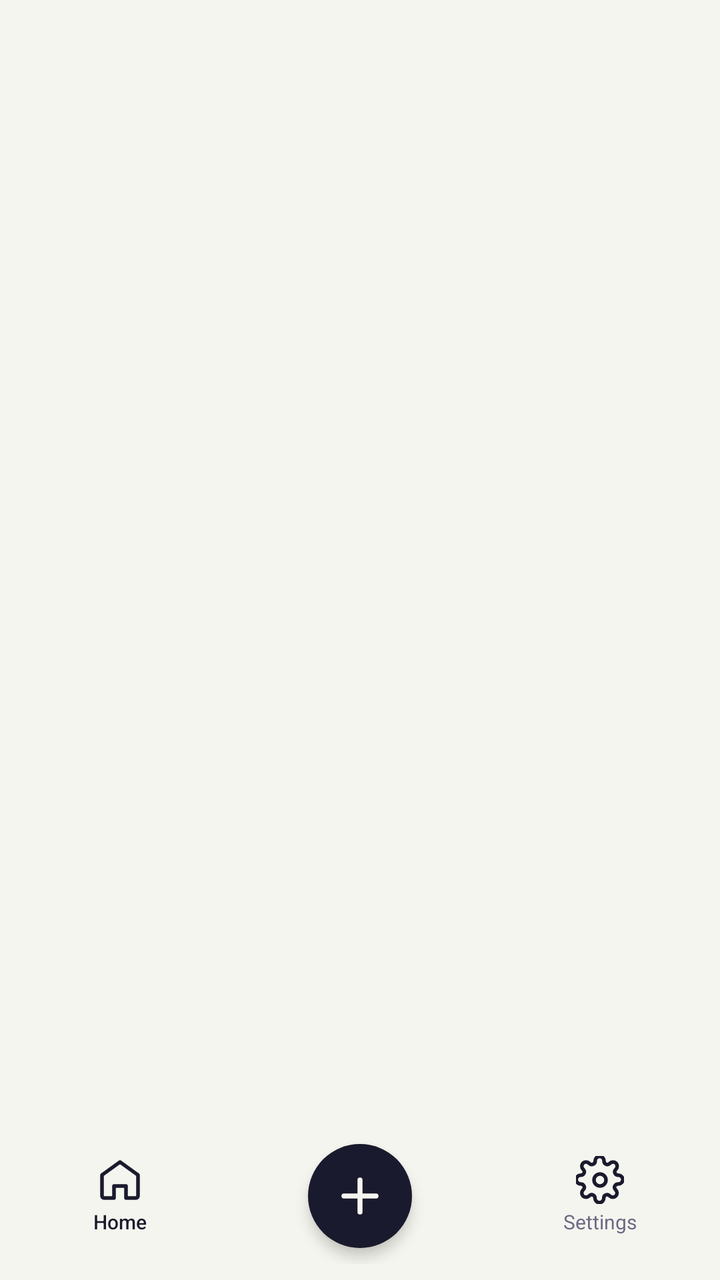
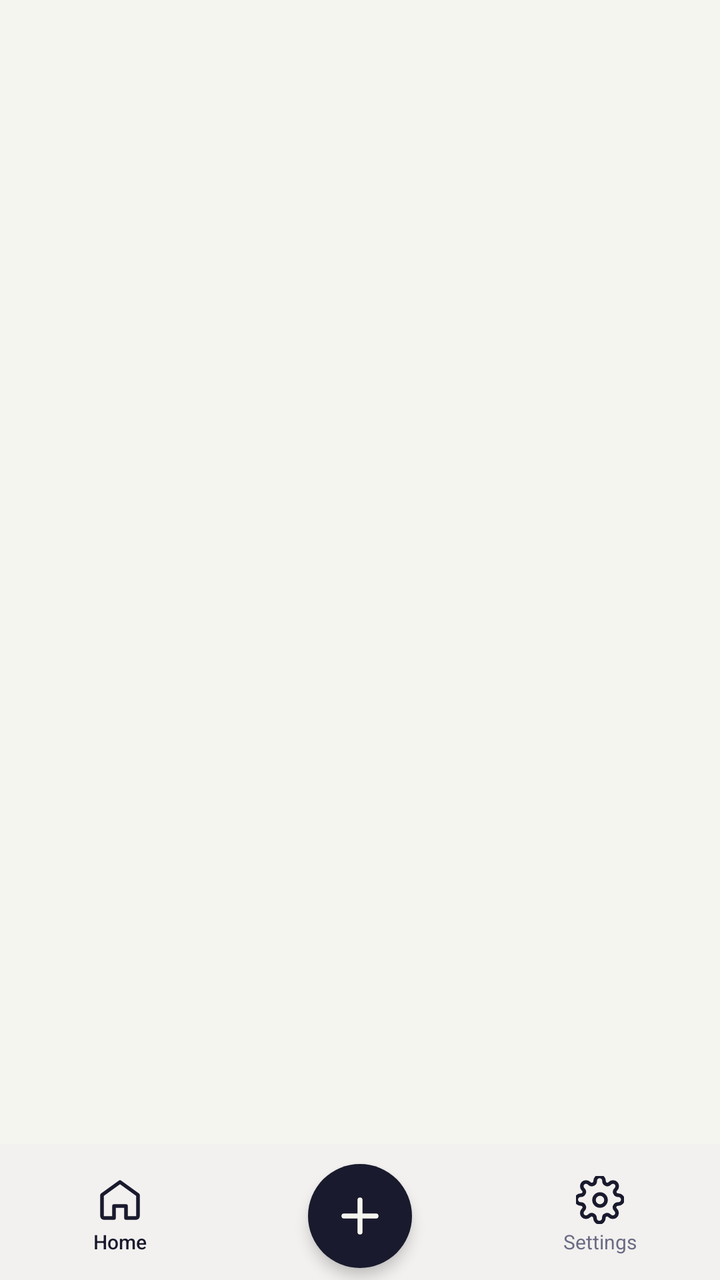

An Android layout rendered at two revisions. The XML below is the earlier revision; the diff shows what the commit changed to produce the second picture.
<!-- AndroidManifest.xml: application theme Theme.Prompta -->
<!-- res/layout/activity_main.xml -->
<?xml version="1.0" encoding="utf-8"?>
<androidx.coordinatorlayout.widget.CoordinatorLayout
    xmlns:android="http://schemas.android.com/apk/res/android"
    xmlns:app="http://schemas.android.com/apk/res-auto"
    android:layout_width="match_parent"
    android:layout_height="match_parent"
    android:background="@color/bg_primary"
    android:fitsSystemWindows="false">

    
    <androidx.fragment.app.FragmentContainerView
        android:id="@+id/fragment_container"
        android:layout_width="match_parent"
        android:layout_height="match_parent" />

    
    <LinearLayout
        android:id="@+id/bottom_nav_container"
        android:layout_width="match_parent"
        android:layout_height="wrap_content"
        android:layout_gravity="bottom"
        android:orientation="vertical"
        android:elevation="8dp">

        
        <androidx.cardview.widget.CardView
            android:id="@+id/nav_card"
            android:layout_width="match_parent"
            android:layout_height="80dp"
            app:cardCornerRadius="28dp"
            app:cardElevation="0dp"
            app:cardBackgroundColor="#F5F5F5F0"
            android:layout_marginHorizontal="0dp">

            <LinearLayout
                android:layout_width="match_parent"
                android:layout_height="match_parent"
                android:orientation="horizontal"
                android:gravity="center_vertical"
                android:paddingBottom="8dp"
                android:paddingTop="4dp">

                
                <LinearLayout
                    android:id="@+id/nav_home"
                    android:layout_width="0dp"
                    android:layout_height="match_parent"
                    android:layout_weight="1"
                    android:gravity="center"
                    android:orientation="vertical"
                    android:clickable="true"
                    android:focusable="true"
                    android:background="?android:attr/selectableItemBackgroundBorderless">

                    <ImageView
                        android:id="@+id/ic_home"
                        android:layout_width="24dp"
                        android:layout_height="24dp"
                        android:src="@drawable/ic_home"
                        android:contentDescription="Home" />

                    <TextView
                        android:id="@+id/tv_home"
                        android:layout_width="wrap_content"
                        android:layout_height="wrap_content"
                        android:text="Home"
                        android:textSize="10sp"
                        android:textColor="@color/obsidian"
                        android:layout_marginTop="2dp"
                        android:fontFamily="sans-serif-medium" />
                </LinearLayout>

                
                <FrameLayout
                    android:layout_width="0dp"
                    android:layout_height="match_parent"
                    android:layout_weight="1"
                    android:gravity="center">

                    <FrameLayout
                        android:id="@+id/nav_new"
                        android:layout_width="52dp"
                        android:layout_height="52dp"
                        android:layout_gravity="center"
                        android:background="@drawable/bg_fab"
                        android:clickable="true"
                        android:focusable="true"
                        android:elevation="4dp">

                        <ImageView
                            android:layout_width="28dp"
                            android:layout_height="28dp"
                            android:layout_gravity="center"
                            android:src="@drawable/ic_plus"
                            android:contentDescription="New Prompt" />
                    </FrameLayout>
                </FrameLayout>

                
                <LinearLayout
                    android:id="@+id/nav_settings"
                    android:layout_width="0dp"
                    android:layout_height="match_parent"
                    android:layout_weight="1"
                    android:gravity="center"
                    android:orientation="vertical"
                    android:clickable="true"
                    android:focusable="true"
                    android:background="?android:attr/selectableItemBackgroundBorderless">

                    <ImageView
                        android:id="@+id/ic_settings"
                        android:layout_width="24dp"
                        android:layout_height="24dp"
                        android:src="@drawable/ic_settings"
                        android:contentDescription="Settings" />

                    <TextView
                        android:id="@+id/tv_settings"
                        android:layout_width="wrap_content"
                        android:layout_height="wrap_content"
                        android:text="Settings"
                        android:textSize="10sp"
                        android:textColor="@color/obsidian_muted"
                        android:layout_marginTop="2dp"
                        android:fontFamily="sans-serif" />
                </LinearLayout>

            </LinearLayout>
        </androidx.cardview.widget.CardView>

    </LinearLayout>

</androidx.coordinatorlayout.widget.CoordinatorLayout>
<!-- resources referenced by this layout -->
<resources>
  <color name="bg_primary">#F5F5F0</color>
  <color name="obsidian">#1A1A2E</color>
  <color name="obsidian_muted">#6B6B85</color>
  <!-- drawable bg_fab (drawable) -->
  <?xml version="1.0" encoding="utf-8"?>
  <shape xmlns:android="http://schemas.android.com/apk/res/android"
      android:shape="oval">
      <solid android:color="#1A1A2E" />
  </shape>
  <!-- drawable ic_home (drawable) -->
  <?xml version="1.0" encoding="utf-8"?>
  <vector xmlns:android="http://schemas.android.com/apk/res/android"
      android:width="24dp"
      android:height="24dp"
      android:viewportWidth="24"
      android:viewportHeight="24">
      <path
          android:fillColor="@android:color/transparent"
          android:strokeColor="#1A1A2E"
          android:strokeWidth="1.8"
          android:strokeLineCap="round"
          android:strokeLineJoin="round"
          android:pathData="M3,9.5 L12,3 L21,9.5 L21,20 C21,20.55 20.55,21 20,21 L15,21 L15,15 L9,15 L9,21 L4,21 C3.45,21 3,20.55 3,20 Z" />
  </vector>
  <!-- drawable ic_plus (drawable) -->
  <?xml version="1.0" encoding="utf-8"?>
  <vector xmlns:android="http://schemas.android.com/apk/res/android"
      android:width="28dp"
      android:height="28dp"
      android:viewportWidth="28"
      android:viewportHeight="28">
      <path
          android:fillColor="@android:color/transparent"
          android:strokeColor="#F5F5F0"
          android:strokeWidth="2.5"
          android:strokeLineCap="round"
          android:pathData="M14,6 L14,22 M6,14 L22,14" />
  </vector>
  <!-- drawable ic_settings: vector/xml drawable (drawable, 2055 chars, omitted) -->
  <style name="Theme.Prompta" parent="Theme.MaterialComponents.Light.NoActionBar">
          <item name="colorPrimary">@color/obsidian</item>
          <item name="colorPrimaryVariant">@color/obsidian_light</item>
          <item name="colorOnPrimary">@color/white</item>
          <item name="colorSurface">@color/bg_primary</item>
          <item name="android:colorBackground">@color/bg_primary</item>
          <item name="android:windowBackground">@color/bg_primary</item>
          <item name="android:statusBarColor">@color/bg_primary</item>
          <item name="android:navigationBarColor">@color/transparent</item>
          <item name="android:windowLightStatusBar">true</item>
      </style>
  <color name="obsidian_light">#2D2D44</color>
  <color name="white">#FFFFFF</color>
  <color name="transparent">#00000000</color>
</resources>

<!-- the commit's change to res/layout/activity_main.xml (unified diff, before → after) -->
@@ -4,8 +4,7 @@
     xmlns:app="http://schemas.android.com/apk/res-auto"
     android:layout_width="match_parent"
     android:layout_height="match_parent"
-    android:background="@color/bg_primary"
-    android:fitsSystemWindows="false">
+    android:background="@color/bg_primary">
 
     
     <androidx.fragment.app.FragmentContainerView
@@ -22,22 +21,20 @@
         android:orientation="vertical"
         android:elevation="8dp">
 
-        
         <androidx.cardview.widget.CardView
             android:id="@+id/nav_card"
             android:layout_width="match_parent"
-            android:layout_height="80dp"
-            app:cardCornerRadius="28dp"
+            android:layout_height="wrap_content"
+            app:cardCornerRadius="0dp"
             app:cardElevation="0dp"
-            app:cardBackgroundColor="#F5F5F5F0"
-            android:layout_marginHorizontal="0dp">
+            app:cardBackgroundColor="#F2F1EF">
 
+            
             <LinearLayout
                 android:layout_width="match_parent"
-                android:layout_height="match_parent"
+                android:layout_height="68dp"
                 android:orientation="horizontal"
                 android:gravity="center_vertical"
-                android:paddingBottom="8dp"
                 android:paddingTop="4dp">
 
                 
